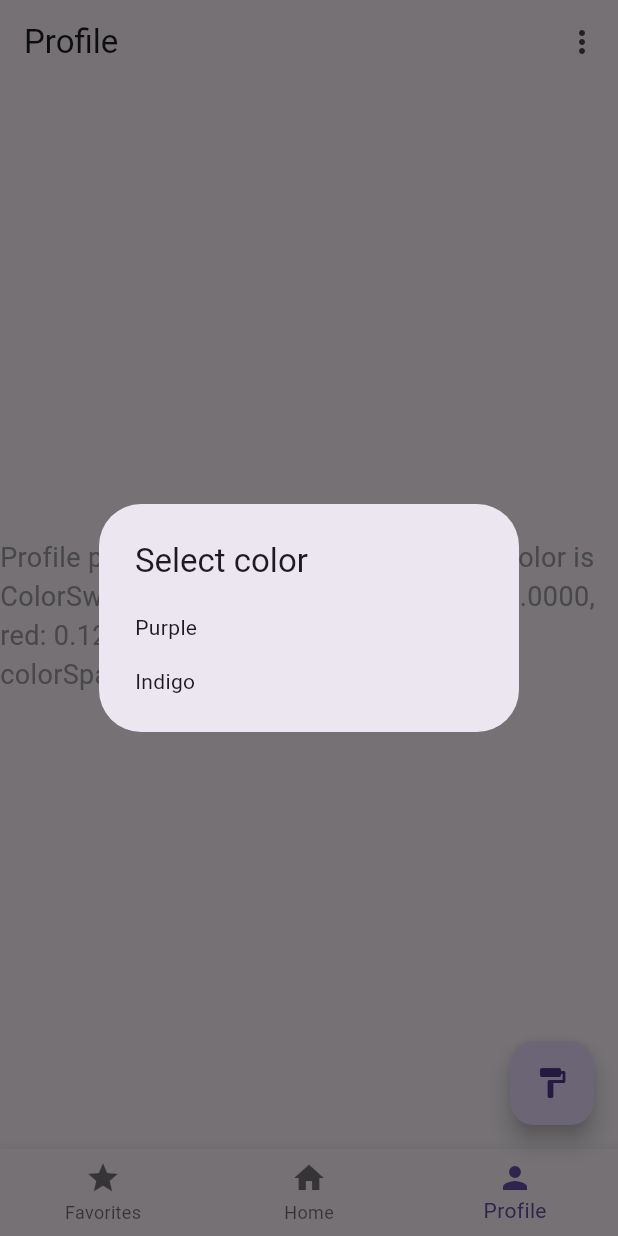
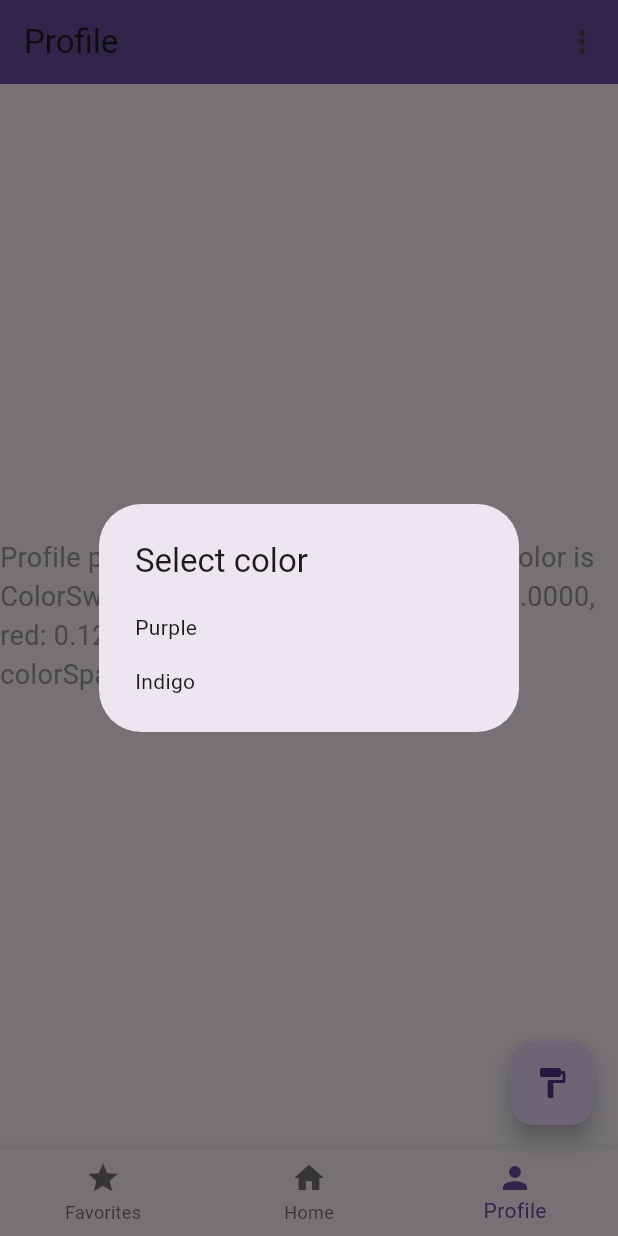
Before and after one commit to JcoMonkey/MobileDevicesProject_DiscussionBoard, a Flutter app: the screen it shows after launch, item 3 of the bottom bar chosen, after a tap on the "format paint" icon, on a phone screen of 412 x 824 dp. Run offline on Flutter 3.47's test engine with Material 3 defaults, Android fonts, the light colour scheme and no system bars; our stand-ins replace cloud_firestore, firebase_auth, firebase_core, shared_preferences; accounts and stored records are empty; network calls fail; statements that could not run were skipped.

Commit message:
added local storage

```diff
--- a/project_discussion_board/lib/main.dart
+++ b/project_discussion_board/lib/main.dart
@@ -30,8 +30,8 @@ class MyApp extends StatelessWidget {
 
   @override
   Widget build(BuildContext context) {
-    final themeProvider = Provider.of<ThemeProvider>(context);
-
+    return Consumer<ThemeProvider>(
+      builder: (context, themeProvider, child) {
         return MaterialApp(
           title: 'Discussion Board App', // Title of the app
           theme: ThemeData(
@@ -43,4 +43,6 @@ class MyApp extends StatelessWidget {
           home: const HomeScreen(), // Sets the HomeScreen as the initial route
         );
       }
+    );
   }
+}
--- a/project_discussion_board/lib/screens/favorites_screen.dart
+++ b/project_discussion_board/lib/screens/favorites_screen.dart
@@ -16,6 +16,7 @@ class FavoritesScreen extends StatelessWidget {
       rightScreen: const HomeScreen(),
       child: Scaffold(
         appBar: AppBar(
+          backgroundColor: Theme.of(context).primaryColor,
           title: const Text('Favorites'),
           actions: [
             IconButton(
--- a/project_discussion_board/lib/screens/home_screen.dart
+++ b/project_discussion_board/lib/screens/home_screen.dart
@@ -99,16 +99,13 @@ class _HomeScreenState extends State<HomeScreen> {
   }
 
   @override
-
   Widget build(BuildContext context) {
-    //final themeProvider = Provider.of<ThemeProvider>(context);
-
     return SwipeNavigator(
       leftScreen: const FavoritesScreen(),
       rightScreen: const ProfileScreen(),
       child: Scaffold(
         appBar: AppBar(
-          backgroundColor: Theme.of(context).colorScheme.inversePrimary,
+          backgroundColor: Theme.of(context).primaryColor,
           title: const Text('HyperBoards'),
           actions: [
             IconButton(
--- a/project_discussion_board/lib/screens/profile_screen.dart
+++ b/project_discussion_board/lib/screens/profile_screen.dart
@@ -19,6 +19,7 @@ class ProfileScreen extends StatelessWidget {
       leftScreen: const HomeScreen(),
       child: Scaffold(
         appBar: AppBar(
+          backgroundColor: Theme.of(context).primaryColor,
           title: const Text('Profile'),
           actions: [
             IconButton(
@@ -52,36 +53,26 @@ class ProfileScreen extends StatelessWidget {
   }
 }
 
-// Changes theme color
-class ChangeThemeColor extends StatefulWidget {
+class ChangeThemeColor extends StatelessWidget {
   const ChangeThemeColor({super.key});
 
   @override
-  State<ChangeThemeColor> createState() => _ChangeThemeColorState();
-}
-
-class _ChangeThemeColorState extends State<ChangeThemeColor> {
-  @override
   Widget build(BuildContext context) {
-    final themeProvider = Provider.of<ThemeProvider>(context);
+    final themeProvider = Provider.of<ThemeProvider>(context, listen: false);
 
     return SimpleDialog(
       title: const Text('Select color'),
       children: <Widget>[
         SimpleDialogOption(
           onPressed: () {
-            setState(() {
             themeProvider.changePrimarySwatch(Colors.purple);
-            });
             Navigator.pop(context);
           },
           child: const Text('Purple'),
         ),
         SimpleDialogOption(
           onPressed: () {
-            setState(() {
             themeProvider.changePrimarySwatch(Colors.indigo);
-            });
             Navigator.pop(context);
           },
           child: const Text('Indigo'),
--- a/project_discussion_board/lib/widgets/theme_provider.dart
+++ b/project_discussion_board/lib/widgets/theme_provider.dart
@@ -1,4 +1,5 @@
 import 'package:flutter/material.dart';
+import 'package:shared_preferences/shared_preferences.dart';
 
 // Change theme from anywhere in the app
 class ThemeProvider with ChangeNotifier {
@@ -6,8 +7,37 @@ class ThemeProvider with ChangeNotifier {
 
   MaterialColor get primarySwatch => _primarySwatch;
 
+  ThemeProvider() {
+    _loadPreferredColor();
+  }
+
   void changePrimarySwatch(MaterialColor color) {
-    _primarySwatch = color;
-    notifyListeners(); // Notify listeners to rebuild the widgets that depend on this value
+    if (_primarySwatch != color) {  // Check if the color is already the same
+      _primarySwatch = color;
+      notifyListeners();  // Notify listeners to rebuild the widgets that depend on this value
+      _savePreferredColor();
+    }
+  }
+
+  Future<void> _loadPreferredColor() async {
+    SharedPreferences prefs = await SharedPreferences.getInstance();
+    int? savedColorValue = prefs.getInt('primarySwatch');
+    if (savedColorValue != null) {
+      _primarySwatch = _getMaterialColorFromValue(savedColorValue);
+      notifyListeners();
+    }
+  }
+
+  _savePreferredColor() async {
+    SharedPreferences prefs = await SharedPreferences.getInstance();
+    prefs.setInt('primarySwatch', _primarySwatch.value);
+  }
+
+  MaterialColor _getMaterialColorFromValue(int colorValue) {
+    // Map the color value back to the corresponding MaterialColor
+    if (colorValue == Colors.blue.value) return Colors.blue;
+    if (colorValue == Colors.purple.value) return Colors.purple;
+    if (colorValue == Colors.indigo.value) return Colors.indigo;
+    return Colors.blue; // Default color
   }
 }
--- a/project_discussion_board/pubspec.yaml
+++ b/project_discussion_board/pubspec.yaml
@@ -38,6 +38,7 @@ dependencies:
   flutter_local_notifications: ^18.0.1
   permission_handler: ^11.3.1
   provider: ^6.1.2
+  shared_preferences: ^2.3.3
 
 
 
```
Also changed, not shown: project_discussion_board/pubspec.lock, 2 other files. Lines whose indentation alone changed are shown as unchanged.
